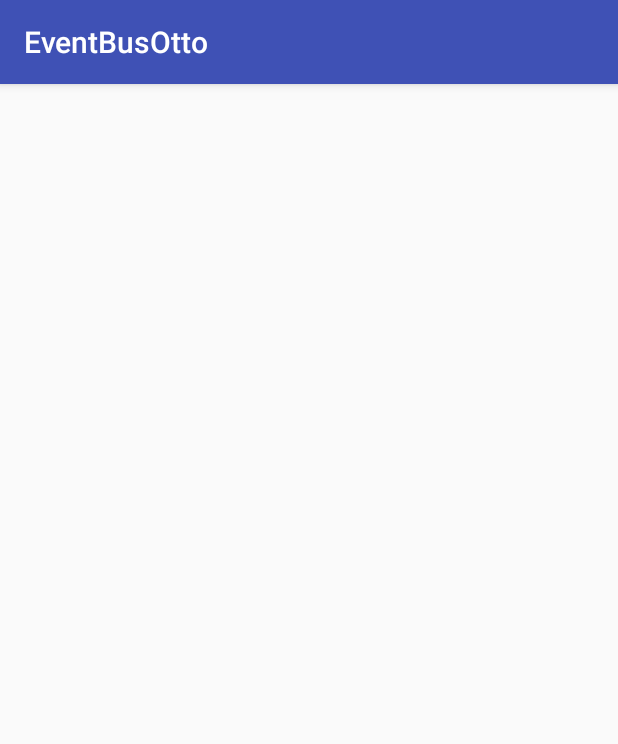
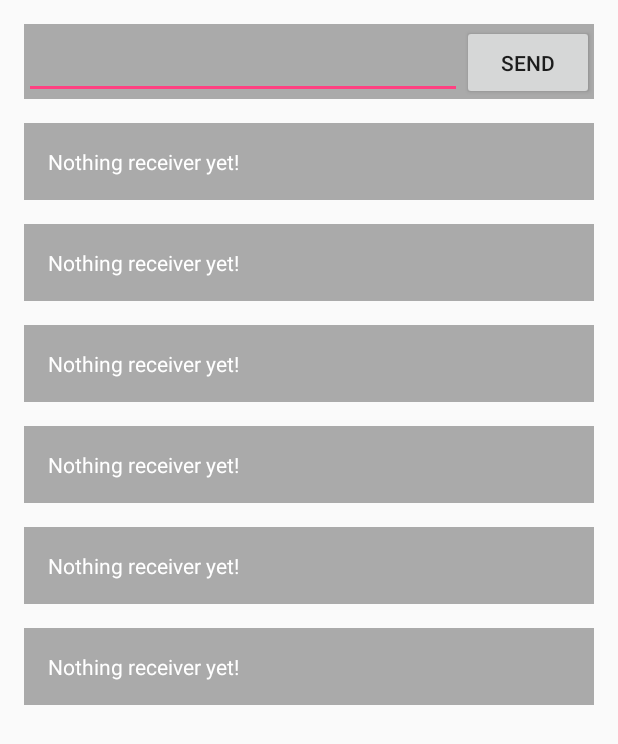
Before and after one commit to WeRockStar/EventBus, an Android app: the screen it shows after launch (MainActivity), on a phone screen of 412 x 824 dp. Shown: the top 744 px of the screen. Run offline under Robolectric (Android 15) with nearby library versions, the phone set to English and light mode, and no system bars; libraries missing offline, so code that uses them is left out: com.squareup.otto; 2 statements that could not run were skipped.

Commit message:
Event Working

```diff
--- a/app/src/main/java/com/cskku/werockstar/eventbusotto/EventBus.java
+++ b/app/src/main/java/com/cskku/werockstar/eventbusotto/EventBus.java
@@ -7,6 +7,8 @@ public class EventBus {
     private static Bus bus = new Bus();
 
     public static Bus getBus() {
+        if (bus == null)
+            bus = new Bus();
         return bus;
     }
 
--- a/app/src/main/java/com/cskku/werockstar/eventbusotto/MainActivity.java
+++ b/app/src/main/java/com/cskku/werockstar/eventbusotto/MainActivity.java
@@ -1,7 +1,14 @@
 package com.cskku.werockstar.eventbusotto;
 
+import android.support.v4.app.Fragment;
+import android.support.v4.app.FragmentTransaction;
 import android.support.v7.app.AppCompatActivity;
 import android.os.Bundle;
+import android.view.Menu;
+import android.view.MenuItem;
+import android.widget.Toast;
+
+import com.squareup.otto.Subscribe;
 
 public class MainActivity extends AppCompatActivity {
 
@@ -9,5 +16,26 @@ public class MainActivity extends AppCompatActivity {
     protected void onCreate(Bundle savedInstanceState) {
         super.onCreate(savedInstanceState);
         setContentView(R.layout.activity_main);
+
+        Fragment fragment = getSupportFragmentManager().findFragmentById(R.id.activity_main_button);
+        ButtonFragment buttonFragment = (ButtonFragment)fragment;
     }
+
+    @Override
+    protected void onPause() {
+        super.onPause();
+        EventBus.getBus().unregister(this);
+    }
+
+    @Override
+    protected void onResume() {
+        super.onResume();
+        EventBus.getBus().register(this);
+    }
+
+    @Subscribe
+    public void getMessage(MessageEvent event) {
+        Toast.makeText(this, "Got message " + event.getMessage(), Toast.LENGTH_SHORT).show();
+    }
+
 }
--- a/app/src/main/res/layout/activity_main.xml
+++ b/app/src/main/res/layout/activity_main.xml
@@ -16,11 +16,12 @@
         android:layout_width="match_parent"
         android:layout_height="wrap_content"
         android:layout_marginBottom="16dp"
+        android:id="@+id/activity_main_button"
         tools:layout="@layout/fragment_button" />
 
     <fragment
         android:id="@+id/activity_main_receiver_1"
-        android:name="com.cskku.werockstar.eventbusotto.ReceiverFragment"
+        class="com.cskku.werockstar.eventbusotto.ReceiverFragment"
         android:layout_width="match_parent"
         android:layout_height="wrap_content"
         android:layout_marginBottom="16dp"
--- a/app/src/main/res/layout/fragment_button.xml
+++ b/app/src/main/res/layout/fragment_button.xml
@@ -4,12 +4,13 @@
     android:layout_height="wrap_content"
     android:background="#aaa"
     android:orientation="horizontal"
-    tools:context="com.cskku.werockstar.eventbusotto.ButtonFragment">
+    >
 
     <EditText
         android:id="@+id/fragment_button_text"
         android:layout_width="match_parent"
         android:layout_height="50dp"
+        android:textColor="#fff"
         android:layout_weight="1" />
 
     <Button
--- a/app/src/main/res/layout/fragment_receiver.xml
+++ b/app/src/main/res/layout/fragment_receiver.xml
@@ -3,7 +3,7 @@
     android:layout_width="match_parent"
     android:layout_height="wrap_content"
     android:orientation="vertical"
-    tools:context="com.cskku.werockstar.eventbusotto.ReceiverFragment">
+    >
 
     <TextView
         android:id="@+id/fragment_receiver_text"
@@ -11,6 +11,7 @@
         android:layout_height="wrap_content"
         android:background="#aaa"
         android:padding="16dp"
+        android:textColor="#fff"
         android:text="Nothing receiver yet!" />
 
 </LinearLayout>
--- a/app/src/main/res/values/styles.xml
+++ b/app/src/main/res/values/styles.xml
@@ -3,6 +3,8 @@
     <!-- Base application theme. -->
     <style name="AppTheme" parent="Theme.AppCompat.Light.DarkActionBar">
         <!-- Customize your theme here. -->
+        <item name="windowActionBar">false</item>
+        <item name="windowNoTitle">true</item>
         <item name="colorPrimary">@color/colorPrimary</item>
         <item name="colorPrimaryDark">@color/colorPrimaryDark</item>
         <item name="colorAccent">@color/colorAccent</item>
```
Also changed, not shown: app/src/main/java/com/cskku/werockstar/eventbusotto/ButtonFragment.java (+4 -3 lines), app/src/main/java/com/cskku/werockstar/eventbusotto/ReceiverFragment.java (+13 -3 lines).
